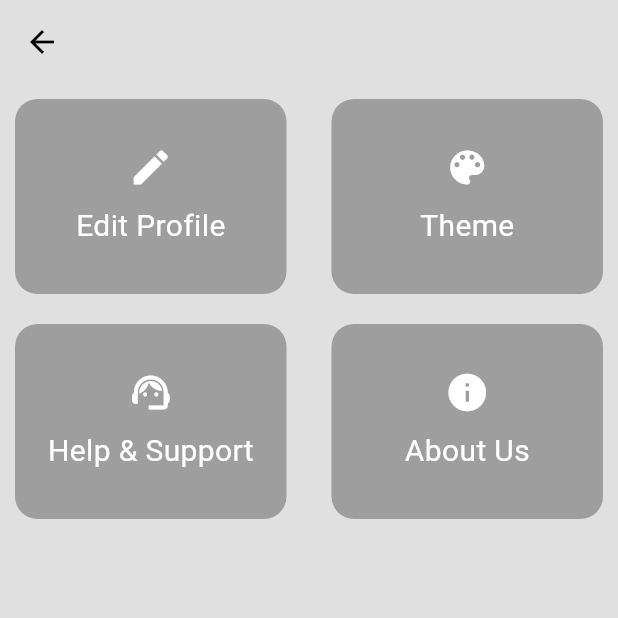
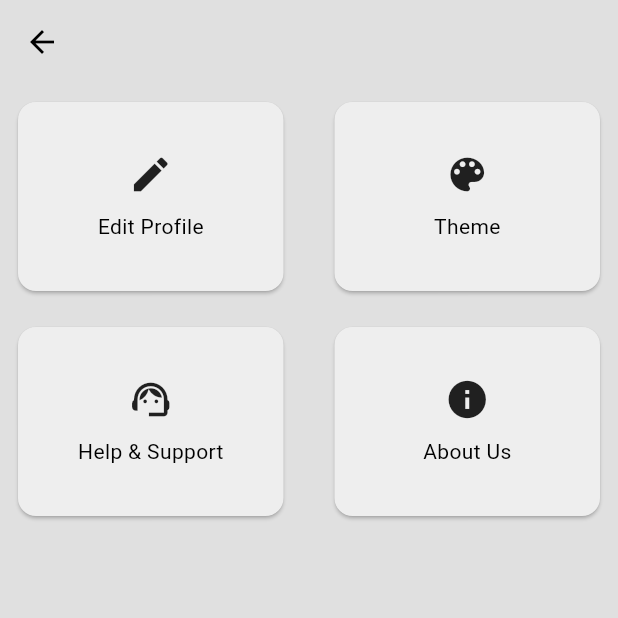
Before and after one commit to ShubhamSharma170/WeGether, a Flutter app: the SettingPage screen opened directly, on a phone screen of 412 x 824 dp, the top half of it. Run offline on Flutter 3.47's test engine with Material 3 defaults, Android fonts, the phone set to English and light mode, and no system bars; our stand-ins replace firebase_auth, firebase_core; accounts and stored records are empty.

```diff
--- a/lib/pages/setting.dart
+++ b/lib/pages/setting.dart
@@ -1,8 +1,8 @@
 import 'package:chat_app/components/setting_items.dart';
-import 'package:chat_app/pages/aboutUs.dart';
-import 'package:chat_app/pages/editprofile.dart';
-import 'package:chat_app/pages/help&support.dart';
-import 'package:chat_app/pages/theme.dart';
+import 'package:chat_app/pages/settings/aboutUs.dart';
+import 'package:chat_app/pages/settings/editprofile.dart';
+import 'package:chat_app/pages/settings/help&support.dart';
+import 'package:chat_app/pages/settings/theme.dart';
 import 'package:flutter/material.dart';
 
 class SettingPage extends StatelessWidget {
@@ -68,26 +68,19 @@ class SettingPage extends StatelessWidget {
                   break;
               }
             },
-            child: Container(
-              margin: EdgeInsets.all(10),
-              decoration: BoxDecoration(
-                color: colorScheme.primary,
-                borderRadius: BorderRadius.circular(15),
-              ),
+            child: Padding(
+              padding: const EdgeInsets.all(8.0),
+              child: Card(
+                color: colorScheme.secondary,
                 child: Center(
                   child: Column(
                     mainAxisAlignment: MainAxisAlignment.center,
                     children: [
-                    Icon(item.icon, color: colorScheme.tertiary, size: 30),
+                      Icon(item.icon, size: 30),
                       SizedBox(height: 10),
-                    Text(
-                      item.name!,
-                      style: TextStyle(
-                        color: colorScheme.tertiary,
-                        fontSize: 20,
+                      Text(item.name!),
+                    ],
                   ),
-                    ),
-                  ],
                 ),
               ),
             ),
```
Also changed, not shown: lib/components/edit_profile_items.dart (added, +11 -0 lines), lib/pages/editprofile.dart (deleted, +0 -14 lines), lib/pages/settings/edit_profile_pages/bio.dart (added, +17 -0 lines), lib/pages/settings/edit_profile_pages/display_name.dart (added, +17 -0 lines), lib/pages/settings/edit_profile_pages/email.dart (added, +13 -0 lines), lib/pages/settings/edit_profile_pages/phone.dart (added, +17 -0 lines), lib/pages/settings/edit_profile_pages/photo.dart (added, +17 -0 lines), lib/pages/settings/edit_profile_pages/user_name.dart (added, +17 -0 lines), lib/pages/settings/editprofile.dart (added, +98 -0 lines), lib/pages/settings/aboutUs.dart (renamed from lib/pages/aboutUs.dart), lib/pages/settings/help&support.dart (renamed from lib/pages/help&support.dart), lib/pages/settings/theme.dart (renamed from lib/pages/theme.dart). Lines whose indentation alone changed are shown as unchanged.
